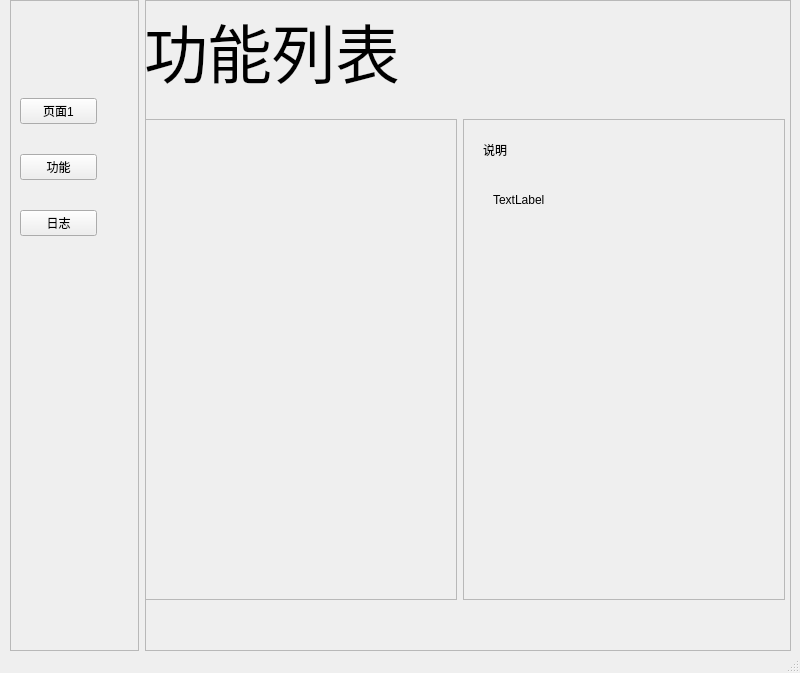
Qt form asserts/MainWindows.ui (JhihJian/Jhih_Ai_Assistant) before a commit.
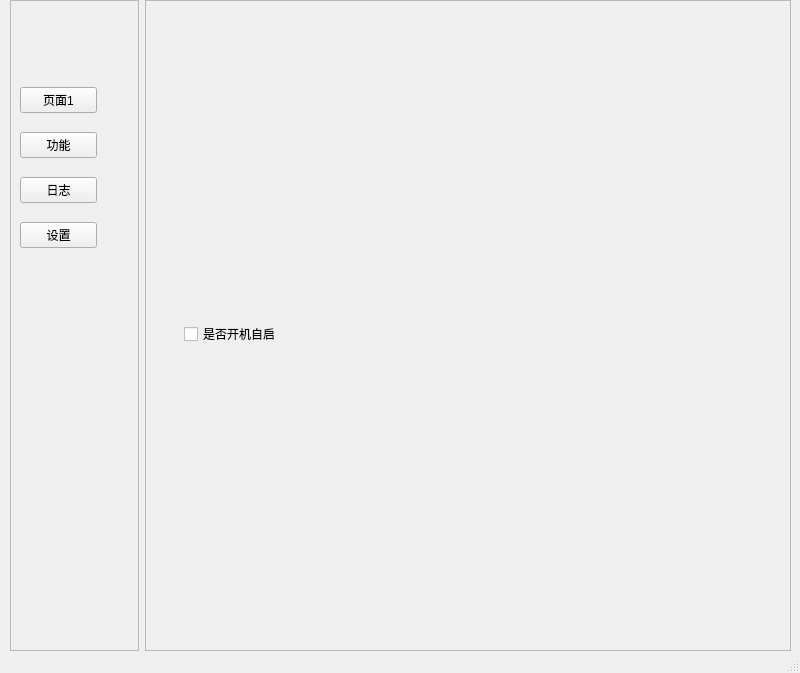
The same form after that commit.

Commit message: 设置注册表UI，添加到主流程

```diff
--- a/asserts/MainWindows.ui
+++ b/asserts/MainWindows.ui
@@ -72,6 +72,13 @@
            </property>
           </widget>
          </item>
+         <item>
+          <widget class="QPushButton" name="setting_button">
+           <property name="text">
+            <string>设置</string>
+           </property>
+          </widget>
+         </item>
         </layout>
        </widget>
       </widget>
@@ -106,7 +113,7 @@
          </sizepolicy>
         </property>
         <property name="currentIndex">
-         <number>1</number>
+         <number>3</number>
         </property>
         <widget class="QWidget" name="page">
          <widget class="QLabel" name="label">
@@ -287,6 +294,27 @@
           </property>
          </widget>
         </widget>
+        <widget class="QWidget" name="setting_page">
+         <widget class="QWidget" name="verticalLayoutWidget_2">
+          <property name="geometry">
+           <rect>
+            <x>40</x>
+            <y>90</y>
+            <width>201</width>
+            <height>491</height>
+           </rect>
+          </property>
+          <layout class="QVBoxLayout" name="setting_layout">
+           <item>
+            <widget class="QCheckBox" name="auto_start_checkbox">
+             <property name="text">
+              <string>是否开机自启</string>
+             </property>
+            </widget>
+           </item>
+          </layout>
+         </widget>
+        </widget>
        </widget>
       </widget>
      </item>
```
Left out of the diff: 4 changed lines with no effect on the pictures. The commit also changes 4 other files.
